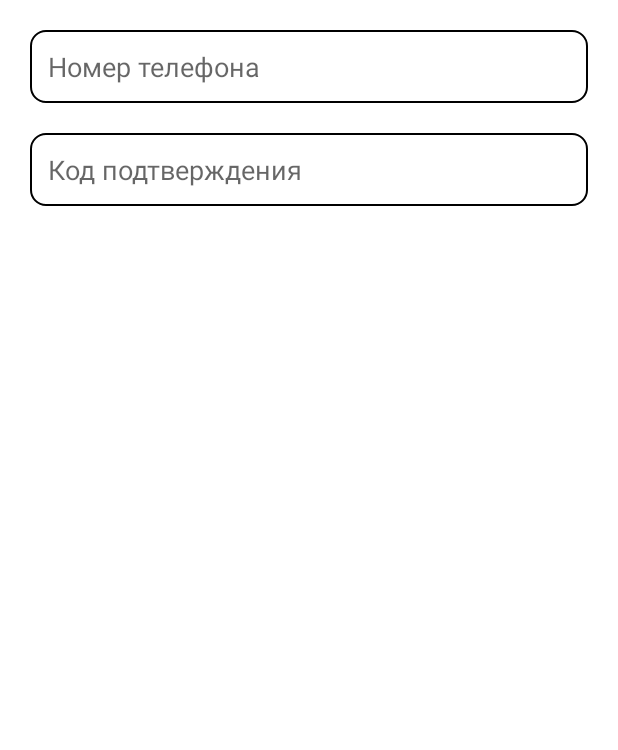
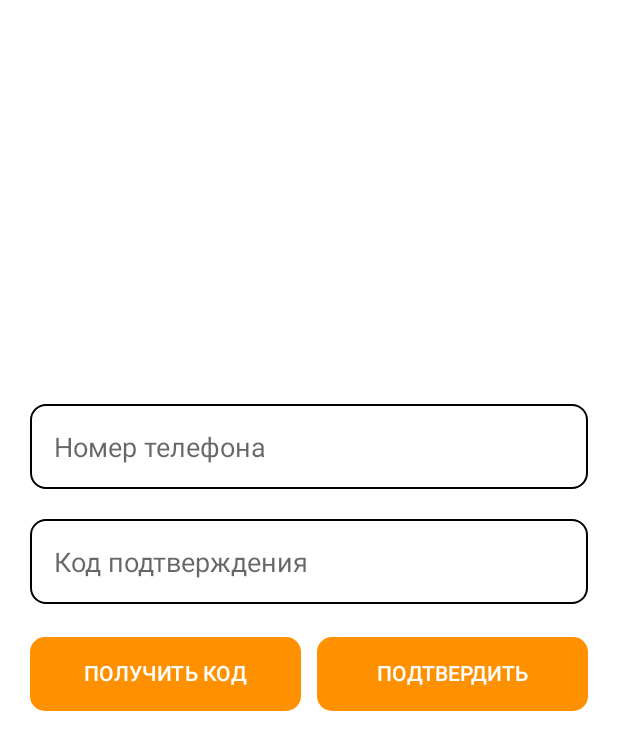
Before and after one commit to RenatSayf/Credits, an Android app: the SendTelFragment screen opened through its navigation route, on a phone screen of 412 x 824 dp. Shown: the top 750 px of the screen. Run offline under Robolectric (Android 15) with nearby library versions, the phone set to English and light mode, and no system bars; our stand-ins replace Dagger/Hilt's generated code; 1 statement that could not run was skipped.

Commit message:
SendTelFragment.kt has been updated

```diff
--- /dev/null
+++ b/app/src/main/java/com/zaimutest777/zaim/models/Data.kt
@@ -0,0 +1,5 @@
+package com.zaimutest777.zaim.models
+
+data class Data(
+    val number: String
+)
--- /dev/null
+++ b/app/src/main/java/com/zaimutest777/zaim/models/Phone.kt
@@ -0,0 +1,5 @@
+package com.zaimutest777.zaim.models
+
+data class Phone(
+    val `data`: Data
+)
--- /dev/null
+++ b/app/src/main/java/com/zaimutest777/zaim/models/User.kt
@@ -0,0 +1,5 @@
+package com.zaimutest777.zaim.models
+
+data class User(
+    val userId: String
+)
--- a/app/src/main/java/com/zaimutest777/zaim/repository/net/ApiService.kt
+++ b/app/src/main/java/com/zaimutest777/zaim/repository/net/ApiService.kt
@@ -1,5 +1,6 @@
 package com.zaimutest777.zaim.repository.net
 
+import com.google.gson.JsonObject
 import org.json.JSONObject
 import retrofit2.Response
 import retrofit2.http.*
@@ -10,14 +11,24 @@ interface ApiService
     suspend fun getShowcase(@Path(value = "url", encoded = true) path: String) : Response<String>
 
     @GET("{url}")
-    @Headers("User-Agent: utm_source=google-play&utm_medium=organic")
+    @Headers("User-Agent: getr=utm_source=google-play&utm_medium=organic")
     suspend fun getConfirm(
         @Path(value = "url", encoded = true) path: String,
         @Query("packageid", encoded = true) packageId: String,
         @Query("usserid", encoded = true) userId: String,
         @Query("getz", encoded = true) getz: String,
-        @Query("getr", encoded = true) getr: String = "utm_source=google-play&utm_medium=organic"
+        @Query("getr", encoded = true) getr: String = "getr=utm_source=google-play&utm_medium=organic"
     ) : Response<JSONObject>
 
 
+    @POST("{url}")
+    @Headers("Content-Type: application/json;charset=UTF-8",
+                    "Accept: */*")
+    suspend fun sendPhoneNumber(
+        @Path(value = "url", encoded = true)
+        path: String,
+        @Body
+        data: String ) : Response<Unit>
+
+
 }
--- a/app/src/main/java/com/zaimutest777/zaim/ui/policy/SendTelFragment.kt
+++ b/app/src/main/java/com/zaimutest777/zaim/ui/policy/SendTelFragment.kt
@@ -7,16 +7,31 @@ import android.view.LayoutInflater
 import android.view.View
 import android.view.ViewGroup
 import androidx.activity.OnBackPressedCallback
+import androidx.lifecycle.ViewModelProvider
 import androidx.navigation.findNavController
 import com.google.android.material.textfield.TextInputEditText
+import com.google.gson.Gson
+import com.google.gson.JsonElement
+import com.google.gson.JsonObject
 import com.zaimutest777.zaim.MyInitialActivity
 import com.zaimutest777.zaim.R
 import com.zaimutest777.zaim.databinding.SendTelFragmentBinding
+import com.zaimutest777.zaim.models.Data
+import com.zaimutest777.zaim.models.Phone
+import com.zaimutest777.zaim.utils.Consts
+import com.zaimutest777.zaim.utils.NetworkState
+import com.zaimutest777.zaim.utils.RxBus
+import com.zaimutest777.zaim.viewmodels.StartViewModel
+import dagger.hilt.android.AndroidEntryPoint
+import org.json.JSONObject
 
+
+@AndroidEntryPoint
 class SendTelFragment : Fragment(R.layout.send_tel_fragment)
 {
     private lateinit var binding: SendTelFragmentBinding
     private lateinit var mActivity: MyInitialActivity
+    private lateinit var netVM: StartViewModel
 
     override fun onCreate(savedInstanceState: Bundle?)
     {
@@ -49,12 +64,49 @@ class SendTelFragment : Fragment(R.layout.send_tel_fragment)
     {
         super.onViewCreated(view, savedInstanceState)
         binding = SendTelFragmentBinding.bind(view)
+        netVM = ViewModelProvider(this)[StartViewModel::class.java]
 
-        binding.telInputView.addTextChangedListener(PhoneNumberFormattingTextWatcher())
+        binding.telInputView.addTextChangedListener(object : PhoneNumberFormattingTextWatcher()
+        {
+            override fun onTextChanged(s: CharSequence?, start: Int, before: Int, count: Int)
+            {
+                super.onTextChanged(s, start, before, count)
+                println("******************* count = $count ***********************")
+            }
+        })
         binding.telInputView.setOnFocusChangeListener { v, b ->
             val textView = v as TextInputEditText
             if (b && textView.text!!.isEmpty()) textView.setText("+7")
         }
+
+        binding.getCodeBtnView.setOnClickListener {
+            val baseUrl = RxBus.getConfig().value?.getString(Consts.SHEET_LINCK)
+            val phone = binding.telInputView.text.toString().replace("-", "").replace(" ", "")
+            baseUrl?.let {
+
+                val phone1 = Phone(Data(phone))
+                val json = Gson().toJson(phone1, Phone::class.java)
+                netVM.sendPhoneNumber(baseUrl, json)
+            }
+        }
+
+        netVM.phoneIsSent.observe(viewLifecycleOwner, { state ->
+            when(state)
+            {
+                is NetworkState.Completed ->
+                {
+                    println("********************** response code = ${state.code} *********************************")
+                }
+                is NetworkState.Error ->
+                {
+
+                }
+                is NetworkState.Loading ->
+                {
+
+                }
+            }
+        })
 
     }
 
--- a/app/src/main/java/com/zaimutest777/zaim/ui/splash/SplashFragment.kt
+++ b/app/src/main/java/com/zaimutest777/zaim/ui/splash/SplashFragment.kt
@@ -11,7 +11,7 @@ import androidx.navigation.findNavController
 import com.zaimutest777.zaim.MyInitialActivity
 import com.zaimutest777.zaim.R
 import com.zaimutest777.zaim.databinding.SplashFragmentBinding
-import com.zaimutest777.zaim.models.RConfigViewModel
+import com.zaimutest777.zaim.viewmodels.RConfigViewModel
 import com.zaimutest777.zaim.utils.RxBus
 import dagger.hilt.android.AndroidEntryPoint
 import kotlinx.coroutines.delay
--- a/app/src/main/java/com/zaimutest777/zaim/models/RConfigViewModel.kt
+++ b/app/src/main/java/com/zaimutest777/zaim/viewmodels/RConfigViewModel.kt
@@ -1,4 +1,4 @@
-package com.zaimutest777.zaim.models
+package com.zaimutest777.zaim.viewmodels
 
 import android.app.Application
 import androidx.lifecycle.AndroidViewModel
--- a/app/src/main/java/com/zaimutest777/zaim/viewmodels/StartViewModel.kt
+++ b/app/src/main/java/com/zaimutest777/zaim/viewmodels/StartViewModel.kt
@@ -4,6 +4,7 @@ import androidx.lifecycle.LiveData
 import androidx.lifecycle.MutableLiveData
 import androidx.lifecycle.ViewModel
 import androidx.lifecycle.viewModelScope
+import com.google.gson.JsonObject
 import com.zaimutest777.zaim.repository.net.NetWorkRepository
 import com.zaimutest777.zaim.utils.NetworkState
 import dagger.hilt.android.lifecycle.HiltViewModel
@@ -70,4 +71,26 @@ class StartViewModel @Inject internal constructor(private var netRepository: Net
             }
         }
     }
+
+    private var _phoneIsSent = MutableLiveData<NetworkState>()
+    val phoneIsSent: LiveData<NetworkState> = _phoneIsSent
+
+    fun sendPhoneNumber(path: String, data: String)
+    {
+        _phoneIsSent.value = NetworkState.Loading(0)
+        viewModelScope.launch {
+            withContext(Dispatchers.Main){
+                try
+                {
+                    val response = netRepository.sendPhoneNumber(path, data)
+                    _phoneIsSent.value = NetworkState.Completed(response.code())
+                }
+                catch (e: Exception)
+                {
+                    e.printStackTrace()
+                    _phoneIsSent.value = e.message?.let { NetworkState.Error(it) }
+                }
+            }
+        }
+    }
 }
--- a/app/src/main/res/layout/send_tel_fragment.xml
+++ b/app/src/main/res/layout/send_tel_fragment.xml
@@ -1,10 +1,18 @@
 <?xml version="1.0" encoding="utf-8"?>
-<androidx.constraintlayout.widget.ConstraintLayout xmlns:android="http://schemas.android.com/apk/res/android"
-    xmlns:tools="http://schemas.android.com/tools"
+<androidx.appcompat.widget.LinearLayoutCompat
     android:layout_width="match_parent"
     android:layout_height="match_parent"
+    xmlns:android="http://schemas.android.com/apk/res/android"
+    xmlns:tools="http://schemas.android.com/tools"
+    >
+
+    <androidx.constraintlayout.widget.ConstraintLayout
+        android:layout_width="match_parent"
+        android:layout_height="wrap_content"
         xmlns:app="http://schemas.android.com/apk/res-auto"
-    tools:context=".ui.policy.SendTelFragment">
+        tools:context=".ui.policy.SendTelFragment"
+        android:layout_gravity="center"
+        android:layout_marginBottom="50dp">
 
         <com.google.android.material.textfield.TextInputEditText
             android:id="@+id/telInputView"
@@ -17,7 +25,7 @@
             android:hint="Номер телефона"
             android:inputType="phone"
             android:background="@drawable/black_red_frame"
-        android:padding="12dp"/>
+            android:padding="16dp" />
 
         <com.google.android.material.textfield.TextInputEditText
             android:id="@+id/confirmCodeView"
@@ -26,10 +34,44 @@
             app:layout_constraintStart_toStartOf="parent"
             app:layout_constraintTop_toBottomOf="@+id/telInputView"
             app:layout_constraintEnd_toEndOf="parent"
-        android:layout_margin="20dp"
+            android:layout_marginStart="20dp"
+            android:layout_marginTop="20dp"
+            android:layout_marginEnd="20dp"
+            android:layout_marginBottom="90dp"
             android:hint="Код подтверждения"
             android:inputType="number"
             android:background="@drawable/black_red_frame"
-        android:padding="12dp"/>
+            android:padding="16dp" />
+
+        <androidx.appcompat.widget.AppCompatButton
+            android:id="@+id/getCodeBtnView"
+            android:layout_width="0dp"
+            android:layout_height="wrap_content"
+            app:layout_constraintStart_toStartOf="parent"
+            app:layout_constraintTop_toBottomOf="@id/confirmCodeView"
+            app:layout_constraintEnd_toStartOf="@id/confirmBtnView"
+            android:layout_marginStart="20dp"
+            android:layout_marginTop="20dp"
+            android:layout_marginEnd="5dp"
+            android:padding="16dp"
+            android:background="@drawable/gold_btn_background"
+            style="@style/Widget.AppCompat.Button.Colored"
+            android:text="Получить код" />
+
+        <androidx.appcompat.widget.AppCompatButton
+            android:id="@+id/confirmBtnView"
+            android:layout_width="0dp"
+            android:layout_height="wrap_content"
+            app:layout_constraintEnd_toEndOf="parent"
+            app:layout_constraintTop_toBottomOf="@id/confirmCodeView"
+            app:layout_constraintStart_toEndOf="@id/getCodeBtnView"
+            android:layout_marginStart="5dp"
+            android:layout_marginTop="20dp"
+            android:layout_marginEnd="20dp"
+            android:padding="16dp"
+            android:background="@drawable/gold_btn_background"
+            style="@style/Widget.AppCompat.Button.Colored"
+            android:text="Подтвердить" />
 
     </androidx.constraintlayout.widget.ConstraintLayout>
+</androidx.appcompat.widget.LinearLayoutCompat>
```
Also changed, not shown: app/src/main/java/com/zaimutest777/zaim/repository/net/NetWorkRepository.kt (+14 -0 lines), app/src/main/java/com/zaimutest777/zaim/ui/showcase/LoansListFragment.kt (added, +25 -0 lines), app/src/main/java/com/zaimutest777/zaim/ui/showcase/LoansListViewModel.kt (added, +8 -0 lines), app/src/main/res/layout/loans_list_fragment.xml (added, +10 -0 lines), 1 other file. Lines whose indentation alone changed are shown as unchanged.
